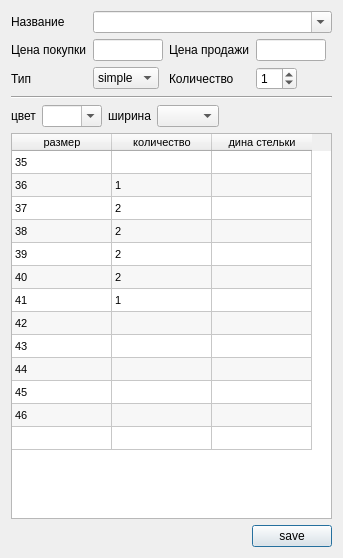
First picture: the form in prjstore/ui/pyside/receiving_the_items/item.ui, repository igol84/myproject, before the edit.
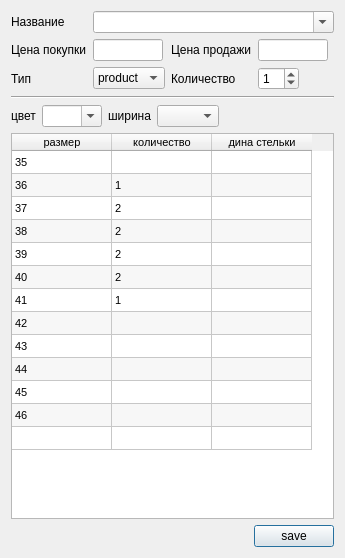
Second picture: the form after the edit.

The edit to the form file:
```diff
--- a/prjstore/ui/pyside/receiving_the_items/item.ui
+++ b/prjstore/ui/pyside/receiving_the_items/item.ui
@@ -73,7 +73,7 @@
        </property>
        <item>
         <property name="text">
-         <string>simple</string>
+         <string>product</string>
         </property>
        </item>
        <item>
```
